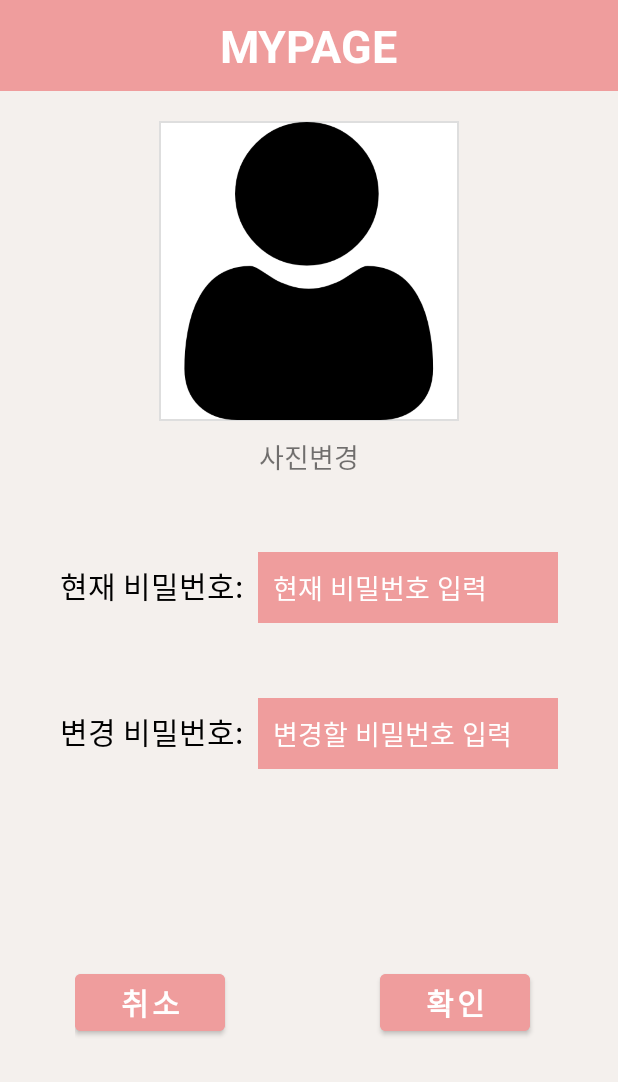
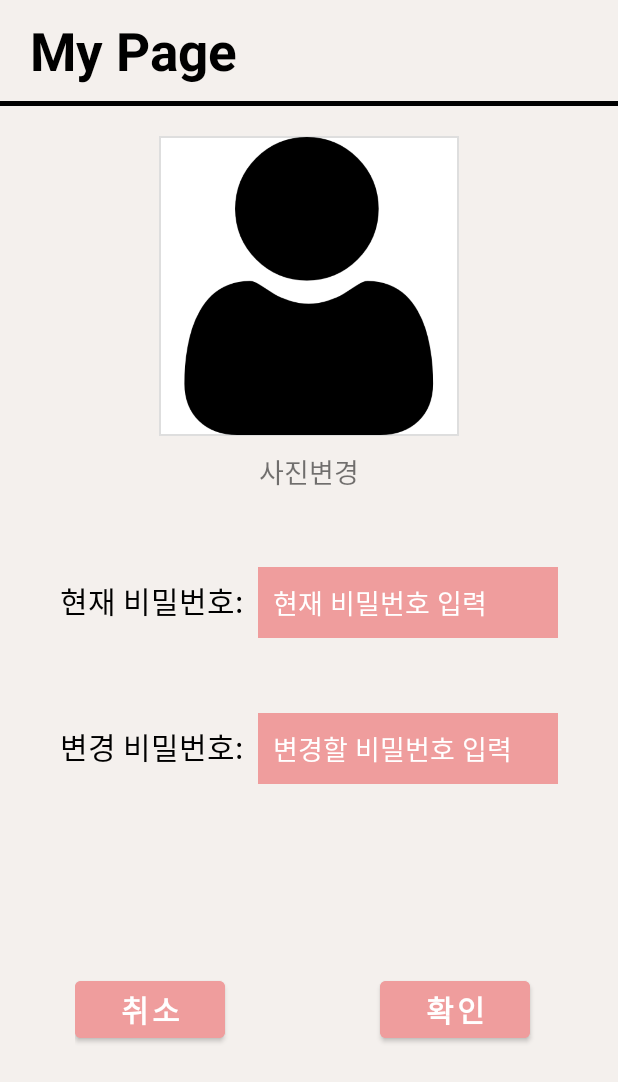
Before and after one commit to cbnuosp/S_more, an Android app: the MypageActivity screen opened directly, with no data from a screen before it, on a phone screen of 412 x 824 dp. Shown: the top 1082 px of the screen. Run offline under Robolectric (Android 15) with nearby library versions, the phone set to English and light mode, and no system bars.

Commit message:
setting design update

```diff
--- a/app/src/main/res/layout/activity_mypage.xml
+++ b/app/src/main/res/layout/activity_mypage.xml
@@ -15,18 +15,25 @@
         android:layout_width="match_parent"
         android:layout_height="wrap_content"
         android:orientation="vertical"
-        android:background="#EF9D9D">
+        android:background="#F4F0ED">
 
         <TextView
             android:layout_width="wrap_content"
             android:layout_height="wrap_content"
-            android:layout_gravity="center"
-            android:text="MYPAGE"
-            android:textColor="@color/white"
-            android:textSize="30dp"
-            android:textStyle="bold"
+            android:layout_marginLeft="20dp"
             android:layout_marginTop="10dp"
-            android:layout_marginBottom="10dp"/>
+            android:text="My Page"
+            android:textColor="#000000"
+            android:textSize="35sp"
+            android:textStyle="bold" />
+
+        <!--수평선-->
+        <View
+            android:layout_width="match_parent"
+            android:layout_height="3dp"
+            android:background="#000000"
+            android:layout_marginTop="10dp" />
+
     </LinearLayout>
 
     <LinearLayout
```
Also changed, not shown: app/src/main/res/layout/frag4.xml (+14 -7 lines).
